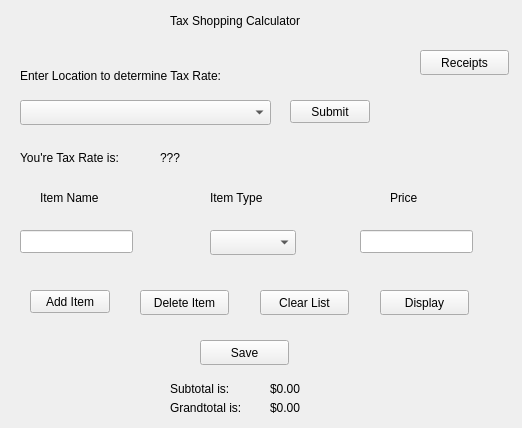
Old version of the form Tax_Shopping_Calculator/mainwindow.ui in the repository AndyVera/CPSC_254_Tax_Shopping_Calculator.
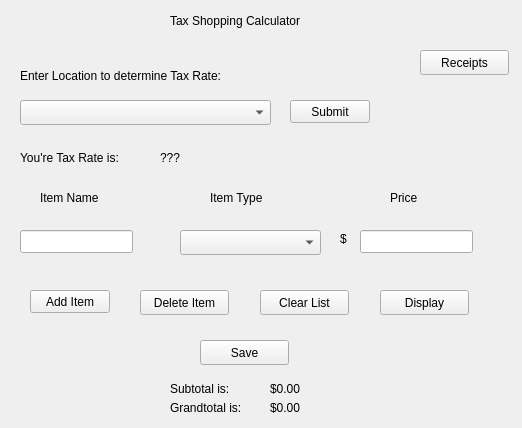
New version of the form.

```diff
--- a/Tax_Shopping_Calculator/mainwindow.ui
+++ b/Tax_Shopping_Calculator/mainwindow.ui
@@ -172,8 +172,8 @@
      <rect>
       <x>270</x>
       <y>400</y>
-      <width>59</width>
-      <height>15</height>
+      <width>111</width>
+      <height>16</height>
      </rect>
     </property>
     <property name="text">
@@ -198,7 +198,7 @@
      <rect>
       <x>270</x>
       <y>380</y>
-      <width>67</width>
+      <width>121</width>
       <height>17</height>
      </rect>
     </property>
@@ -209,9 +209,9 @@
    <widget class="QComboBox" name="ItemTypeCombo">
     <property name="geometry">
      <rect>
-      <x>210</x>
+      <x>180</x>
       <y>230</y>
-      <width>86</width>
+      <width>141</width>
       <height>25</height>
      </rect>
     </property>
@@ -291,6 +291,19 @@
      <string>Receipts</string>
     </property>
    </widget>
+   <widget class="QLabel" name="label">
+    <property name="geometry">
+     <rect>
+      <x>340</x>
+      <y>230</y>
+      <width>16</width>
+      <height>17</height>
+     </rect>
+    </property>
+    <property name="text">
+     <string>$</string>
+    </property>
+   </widget>
   </widget>
  </widget>
  <layoutdefault spacing="6" margin="11"/>
```
